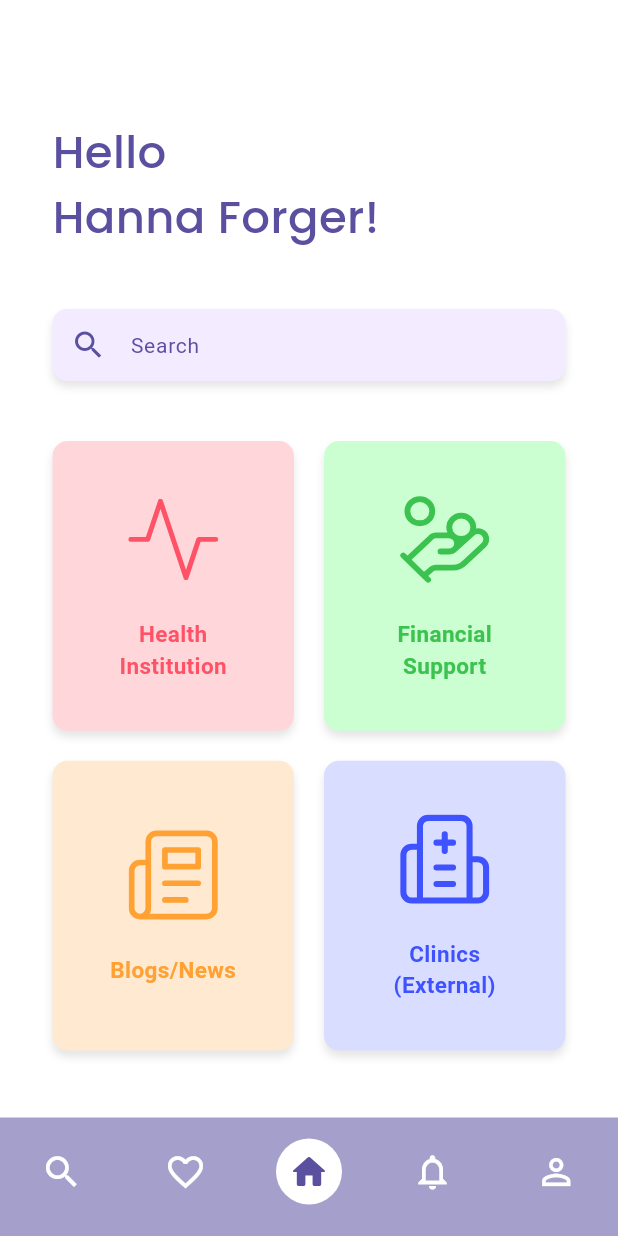
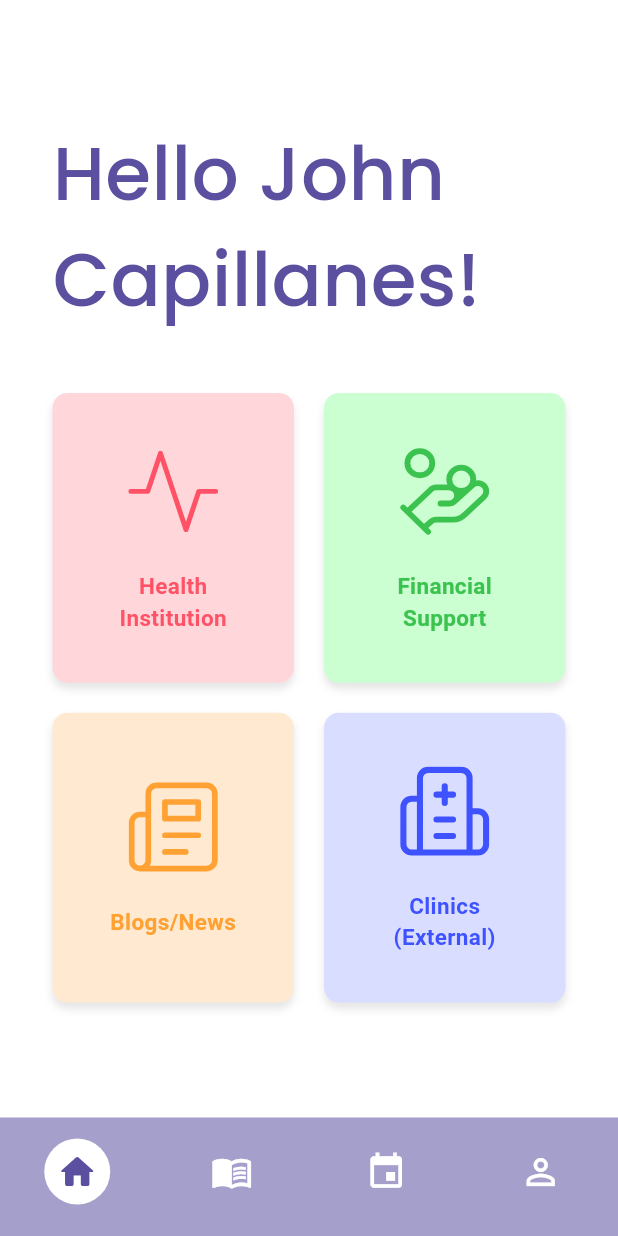
Before and after one commit to CapillanesFrizty/CanLineCom, a Flutter app: the screen it shows after launch, on a phone screen of 412 x 824 dp. Run offline on Flutter 3.47's test engine with Material 3 defaults, Android fonts, the phone set to English and light mode, and no system bars; our stand-ins replace flutter_svg, go_router, google_fonts, google_maps_flutter, supabase_flutter; accounts and stored records are empty.

Commit message:
Routing and Other Screens

```diff
--- a/canlineapp/lib/Layouts/Scaffold/ScaffoldLayout.dart
+++ b/canlineapp/lib/Layouts/Scaffold/ScaffoldLayout.dart
@@ -22,25 +22,23 @@ class ScaffoldLayoutWidget extends StatefulWidget {
 }
 
 class _ScaffoldLayoutWidgetState extends State<ScaffoldLayoutWidget> {
-  int _currentIndex = 2;
+  int _currentIndex = 0;
 
   static const Color _primaryColor = Color(0xFF5B50A0);
   static const double _iconSize = 28.0;
   static const double _toolbarHeight = 80.0;
 
   static const List<String> _routes = [
-    '/search',
+    '/',
+    '/journal',
     '/events',
-    '/',
-    '/notifications',
     '/profile',
   ];
 
   static const List<({IconData outlined, IconData filled})> _icons = [
-    (outlined: Icons.search_outlined, filled: Icons.search),
-    (outlined: Icons.favorite_outline, filled: Icons.favorite),
     (outlined: Icons.home_max_outlined, filled: Icons.home_rounded),
-    (outlined: Icons.notifications_outlined, filled: Icons.notifications),
+    (outlined: Icons.menu_book, filled: Icons.menu_book_sharp),
+    (outlined: Icons.event, filled: Icons.event),
     (outlined: Icons.person_outline, filled: Icons.person),
   ];
 
@@ -109,7 +107,7 @@ class _ScaffoldLayoutWidgetState extends State<ScaffoldLayoutWidget> {
           _icons.length,
           (index) => _buildNavItem(
             index,
-            isCenter: index == 2,
+            isCenter: index == 0,
           ),
         ),
       ),
--- a/canlineapp/lib/Presentation/screen/HomeScreen/HomeScreen.dart
+++ b/canlineapp/lib/Presentation/screen/HomeScreen/HomeScreen.dart
@@ -10,21 +10,23 @@ class HomeScreen extends StatelessWidget {
   Widget build(BuildContext context) {
     return ListView(
       padding: const EdgeInsets.symmetric(horizontal: 35.0),
+      shrinkWrap: true,
       children: [
-        _buildGreetingText(),
-        _buildSearchField(),
-        _buildGridView(),
+        _buildGreetingText(context),
+        Container(
+          child: _buildGridView(),
+        )
       ],
     );
   }
 
-  Widget _buildGreetingText() {
+  Widget _buildGreetingText(BuildContext context) {
     return Padding(
       padding: const EdgeInsets.only(bottom: 40),
       child: Text(
-        "Hello\nHanna Forger!",
+        "Hello John Capillanes!",
         style: GoogleFonts.poppins(
-          fontSize: 30.0,
+          fontSize: MediaQuery.sizeOf(context).height * 0.06,
           fontWeight: FontWeight.w500,
           color: const Color(0xFF5B50A0),
         ),
--- a/canlineapp/lib/Routes/goRoute.dart
+++ b/canlineapp/lib/Routes/goRoute.dart
@@ -1,5 +1,5 @@
-import 'package:canerline_app/Presentation/screen/HealthInstitution/HealthInstitutionServices/HealthInstitutionAccreditedInsurances.dart';
-import 'package:canerline_app/Presentation/screen/HealthInstitution/HealthInstitutionServices/HealthInstitutionOncologists.dart';
+// import 'package:canerline_app/Presentation/screen/HealthInstitution/HealthInstitutionServices/HealthInstitutionAccreditedInsurances.dart';
+// import 'package:canerline_app/Presentation/screen/HealthInstitution/HealthInstitutionServices/HealthInstitutionOncologists.dart';
 import 'package:flutter/material.dart';
 import 'package:go_router/go_router.dart';
 import '../Presentation/screen/BarrelFileScreen.dart';
@@ -173,6 +173,18 @@ final GoRouter linkrouter = GoRouter(
             builder: (context, state) => MoreinfoClinicsscreen(
                   id: state.pathParameters['cid']!,
                 )),
-        ]),
+      ],
+    ),
+
+    GoRoute(path: '/profile', builder: (context, state) => ProfileScreen()),
+
+    GoRoute(
+      path: '/journal',
+      builder: (context, state) => JournalScreen(),
+    ),
+    GoRoute(
+      path: '/events',
+      builder: (context, state) => EventsScreen(),
+    ),
   ],
 );
```
Also changed, not shown: canlineapp/lib/Presentation/screen/BarrelFileScreen.dart (+13 -6 lines), canlineapp/lib/Presentation/screen/Events/EventsScreen.dart (added, +15 -0 lines), canlineapp/lib/Presentation/screen/FinancialSupport/FinancialDetails.dart (+110 -26 lines), canlineapp/lib/Presentation/screen/Journal/journal.dart (added, +15 -0 lines), canlineapp/lib/Presentation/screen/profile/profile.dart (+6 -1 lines). Lines whose indentation alone changed are shown as unchanged.
